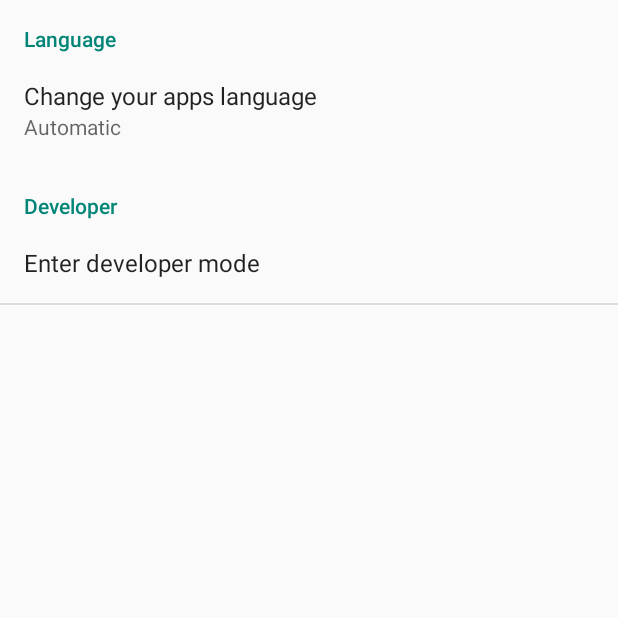
After one commit to 3sidedcube/Android-AppsWorldDemo, an Android app: the SettingsActivity screen opened directly, with no data from a screen before it, on a phone screen of 412 x 824 dp, the top half of it. The commit adds this screen. Run offline under Robolectric (Android 15) with nearby library versions, the phone set to English and light mode, and no system bars; libraries missing offline, so code that uses them is left out: com.cube.storm, net.callumtaylor.asynchttp.

Commit message:
Added demo code forked from StormDemo

```diff
--- /dev/null
+++ b/app/src/main/java/co/stormcorp/awdemo/SettingsActivity.java
@@ -0,0 +1,279 @@
+package co.stormcorp.awdemo;
+
+import android.app.AlertDialog;
+import android.app.ProgressDialog;
+import android.content.DialogInterface;
+import android.content.Intent;
+import android.content.SharedPreferences;
+import android.net.Uri;
+import android.os.Bundle;
+import android.preference.Preference;
+import android.preference.Preference.OnPreferenceClickListener;
+import android.preference.PreferenceActivity;
+import android.preference.PreferenceManager;
+import android.text.TextUtils;
+import android.view.LayoutInflater;
+import android.view.View;
+import android.widget.EditText;
+import android.widget.Toast;
+
+import com.cube.storm.ContentSettings;
+import com.cube.storm.content.lib.Environment;
+import com.cube.storm.content.model.Manifest;
+import com.cube.storm.content.model.Manifest.FileDescriptor;
+import com.google.gson.JsonElement;
+import com.google.gson.JsonObject;
+
+import net.callumtaylor.asynchttp.AsyncHttpClient;
+import net.callumtaylor.asynchttp.obj.entity.JsonEntity;
+import net.callumtaylor.asynchttp.response.JsonResponseHandler;
+
+import java.io.File;
+import java.util.ArrayList;
+import java.util.Locale;
+
+public class SettingsActivity extends PreferenceActivity implements OnPreferenceClickListener
+{
+	public static final String FILE_MANIFEST = "manifest.json";
+	public static final String PREFS_LOCALE = "locale";
+	public static final String PREFS_LOCALE_STRING = "locale_string";
+
+	private SharedPreferences prefs;
+
+	private boolean inDevelopMode = false;
+	private int selectedLocaleOption = -1;
+
+	@Override protected void onCreate(Bundle savedInstanceState)
+	{
+		super.onCreate(savedInstanceState);
+
+		prefs = PreferenceManager.getDefaultSharedPreferences(this);
+		inDevelopMode = prefs.getBoolean("developer_mode", false);
+
+		addPreferencesFromResource(R.xml.preferences);
+
+		findPreference("developer_mode").setTitle(inDevelopMode ? "Exit developer mode" : "Enter developer mode");
+		findPreference("locale").setOnPreferenceClickListener(this);
+		findPreference("developer_mode").setOnPreferenceClickListener(this);
+	}
+
+	@Override public boolean onPreferenceClick(Preference preference)
+	{
+		if (preference.getKey().equals("locale"))
+		{
+			Manifest manifest = ContentSettings.getInstance().getBundleBuilder().buildManifest(Uri.parse("cache://" + FILE_MANIFEST));
+
+			if (manifest != null)
+			{
+				final ArrayList<Locale> locales = new ArrayList<Locale>(manifest.getLanguages().size());
+				final ArrayList<String> options = new ArrayList<String>(manifest.getLanguages().size() + 1);
+				options.add("Automatic");
+
+				String currentLocale = prefs.getString(PREFS_LOCALE, "");
+				int selectedLocale = 0;
+
+				int index = 0;
+				for (FileDescriptor language : manifest.getLanguages())
+				{
+					String languageSrc = language.getSrc();
+					String[] languageSpec = languageSrc.replace(".json", "").split("_");
+					Locale locale = new Locale(languageSpec[1], languageSpec[0]);
+
+					locales.add(locale);
+					options.add(locale.getDisplayCountry(locale) + " - " + locale.getDisplayLanguage(locale));
+
+					if (currentLocale.equals(locale.getISO3Country() + "_" + locale.getLanguage()))
+					{
+						selectedLocale = index + 1;
+					}
+
+					index++;
+				}
+
+				new AlertDialog.Builder(this)
+					.setTitle("Select")
+					.setSingleChoiceItems(options.toArray(new String[options.size()]), selectedLocale, new DialogInterface.OnClickListener()
+					{
+						@Override public void onClick(DialogInterface dialog, int which)
+						{
+							selectedLocaleOption = which;
+						}
+					})
+					.setPositiveButton("Change", new DialogInterface.OnClickListener()
+					{
+						@Override public void onClick(DialogInterface dialog, int which)
+						{
+							SharedPreferences.Editor editor = prefs.edit();
+
+							if (selectedLocaleOption - 1 < 0)
+							{
+								editor.remove(PREFS_LOCALE);
+								editor.remove(PREFS_LOCALE_STRING);
+							}
+							else
+							{
+								editor.putString(PREFS_LOCALE, locales.get(selectedLocaleOption - 1).getISO3Country() + "_" + locales.get(selectedLocaleOption - 1).getLanguage());
+								editor.putString(PREFS_LOCALE_STRING, options.get(selectedLocaleOption));
+							}
+
+							editor.putBoolean("language_card", true);
+							editor.apply();
+
+							finish();
+
+							Intent intent = getBaseContext().getPackageManager().getLaunchIntentForPackage(getBaseContext().getPackageName());
+							intent.setFlags(Intent.FLAG_ACTIVITY_CLEAR_TOP);
+							startActivity(intent);
+						}
+					})
+					.setNegativeButton("Close", null)
+					.show();
+				}
+			}
+
+		else if (preference.getKey().equals("developer_mode"))
+		{
+			if (inDevelopMode)
+			{
+				inDevelopMode = false;
+
+				MainApplication.getContentSettings().setAuthorizationToken(null);
+				MainApplication.getContentSettings().setContentEnvironment(Environment.LIVE);
+
+				clearCache();
+
+				prefs.edit()
+					.remove("developer_token")
+					.remove("developer_mode")
+					.remove("developer_timeout")
+					.apply();
+
+				prefs.edit().remove("developer_mode").apply();
+				Intent intent = getBaseContext().getPackageManager().getLaunchIntentForPackage(getBaseContext().getPackageName());
+				intent.addFlags(Intent.FLAG_ACTIVITY_CLEAR_TOP | Intent.FLAG_ACTIVITY_NEW_TASK);
+				startActivity(intent);
+			}
+			else
+			{
+				final AlertDialog loginDialog = new AlertDialog.Builder(this)
+					.setTitle("Developer mode")
+					.setView(LayoutInflater.from(this).inflate(R.layout.developer_login_view, null))
+					.setPositiveButton("Login", null)
+					.setNegativeButton("Cancel", null)
+					.create();
+
+				final AsyncHttpClient loginClient = new AsyncHttpClient("http://auth.cubeapis.com/v1.4/");
+
+				final ProgressDialog progress = new ProgressDialog(this);
+				progress.setCanceledOnTouchOutside(false);
+				progress.setMessage("Logging in...");
+
+				final JsonResponseHandler response = new JsonResponseHandler()
+				{
+					private String token;
+					private long timeout = 0L;
+
+					@Override public void onSend()
+					{
+						progress.show();
+					}
+
+					@Override public void onSuccess()
+					{
+						JsonElement resp = getContent();
+						if (resp != null)
+						{
+							token = resp.getAsJsonObject().get("token").getAsString();
+							timeout = resp.getAsJsonObject().get("expires").getAsJsonObject().get("timeout").getAsInt() * 1000L;
+						}
+					}
+
+					@Override public void onFinish(boolean failed)
+					{
+						progress.dismiss();
+						loginDialog.dismiss();
+
+						if (!failed && !TextUtils.isEmpty(token) && !isFinishing())
+						{
+							prefs.edit()
+								.putString("developer_token", token)
+								.putBoolean("developer_mode", true)
+								.putLong("developer_timeout", timeout)
+								.apply();
+
+							MainApplication.getContentSettings().setAuthorizationToken(token);
+							MainApplication.getContentSettings().setContentEnvironment(Environment.TEST);
+
+							clearCache();
+
+							Intent intent = getBaseContext().getPackageManager().getLaunchIntentForPackage(getBaseContext().getPackageName());
+							intent.addFlags(Intent.FLAG_ACTIVITY_CLEAR_TOP | Intent.FLAG_ACTIVITY_NEW_TASK);
+							startActivity(intent);
+						}
+						else if (failed)
+						{
+							Toast.makeText(getBaseContext(), "Invalid username/password combination", Toast.LENGTH_LONG).show();
+						}
+					}
+				};
+
+				loginDialog.show();
+				loginDialog.getButton(AlertDialog.BUTTON_POSITIVE).setOnClickListener(new View.OnClickListener()
+				{
+					@Override public void onClick(View v)
+					{
+						try
+						{
+							EditText username = (EditText)loginDialog.findViewById(R.id.username);
+							EditText password = (EditText)loginDialog.findViewById(R.id.password);
+
+							JsonObject data = new JsonObject();
+							data.addProperty("username", username.getText().toString());
+							data.addProperty("password", password.getText().toString());
+
+							JsonEntity loginData = new JsonEntity(data);
+							loginClient.post("authentication", loginData, response);
+						}
+						catch (Exception e)
+						{
+							e.printStackTrace();
+						}
+					}
+				});
+			}
+
+			return true;
+		}
+
+		return false;
+	}
+
+	public void clearCache()
+	{
+		String path = ContentSettings.getInstance().getStoragePath();
+		deleteRecursive(new File(path, "pages/"));
+		deleteRecursive(new File(path, "data/"));
+		deleteRecursive(new File(path, "content/"));
+		deleteRecursive(new File(path, "languages/"));
+		deleteRecursive(new File(path, "app.json"));
+		deleteRecursive(new File(path, "manifest.json"));
+	}
+
+	private void deleteRecursive(File fileOrDirectory)
+	{
+		if (fileOrDirectory.isDirectory())
+		{
+			File[] files = fileOrDirectory.listFiles();
+
+			if (files != null)
+			{
+				for (File child : files)
+				{
+					deleteRecursive(child);
+				}
+			}
+		}
+
+		fileOrDirectory.delete();
+	}
+}
--- /dev/null
+++ b/app/src/main/res/menu/main.xml
@@ -0,0 +1,6 @@
+<?xml version="1.0" encoding="utf-8"?>
+<menu
+	xmlns:android="http://schemas.android.com/apk/res/android"
+>
+	<item android:id="@+id/settings" android:showAsAction="collapseActionView" android:title="Settings" />
+</menu>
--- a/app/src/main/res/values/styles.xml
+++ b/app/src/main/res/values/styles.xml
@@ -1,8 +1,4 @@
 <resources>
-
-    <!-- Base application theme. -->
-    <style name="AppTheme" parent="android:Theme.Holo.Light.DarkActionBar">
-        <!-- Customize your theme here. -->
-    </style>
-
+	<style name="DefaultTheme" parent="Theme.AppCompat.Light.DarkActionBar">
+	</style>
 </resources>
--- /dev/null
+++ b/app/src/main/res/xml/preferences.xml
@@ -0,0 +1,23 @@
+<?xml version="1.0" encoding="utf-8"?>
+<PreferenceScreen xmlns:android="http://schemas.android.com/apk/res/android">
+	<PreferenceCategory
+		android:title="Language"
+	>
+		<Preference
+			android:key="locale"
+			android:title="Change your apps language"
+			android:summary="Automatic"
+			android:enabled="true"
+		/>
+	</PreferenceCategory>
+
+	<PreferenceCategory
+		android:title="Developer"
+	>
+		<Preference
+			android:key="developer_mode"
+			android:title="Enter developer mode"
+			android:enabled="true"
+		/>
+	</PreferenceCategory>
+</PreferenceScreen>
```
Also changed, not shown: app/build.gradle (+15 -1 lines), app/src/main/AndroidManifest.xml (+29 -4 lines), app/src/main/java/co/stormcorp/awdemo/BootActivity.java (added, +57 -0 lines), app/src/main/java/co/stormcorp/awdemo/MainActivity.java (added, +28 -0 lines), app/src/main/java/co/stormcorp/awdemo/MainApplication.java (added, +143 -0 lines), app/src/main/java/co/stormcorp/awdemo/fragment/OverrideFragment.java (added, +21 -0 lines), app/src/main/java/co/stormcorp/lib/factory/OverrideIntentFactory.java (added, +75 -0 lines), app/src/main/java/stormcorp/co/awdemo/BootActivity.java (deleted, +0 -18 lines), app/src/main/res/layout/developer_login_view.xml (added, +25 -0 lines), app/src/main/res/layout/main_view.xml (added, +14 -0 lines), 2 other files.
